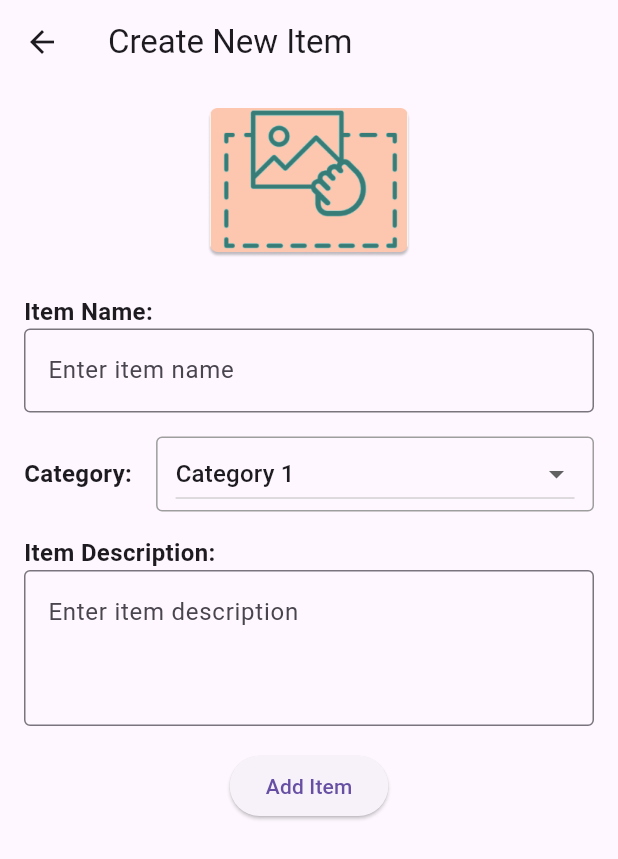
After one commit to Temur112/giwe_away, a Flutter app: the CreateNewItem screen opened directly, on a phone screen of 412 x 824 dp. The commit adds this screen. Shown: the top 859 px of the screen. Run offline on Flutter 3.47's test engine with Material 3 defaults, Android fonts, the light colour scheme and no system bars; our stand-ins replace fluttertoast.

Commit message:
flow from explore button

```diff
--- a/lib/Screens/all_items.dart
+++ b/lib/Screens/all_items.dart
@@ -1,5 +1,7 @@
 import 'package:flutter/material.dart';
-import 'package:giwe_away/Screens/items_card.dart';
+import 'package:giwe_away/Widgets/items_card.dart';
+import 'package:giwe_away/Widgets/main_widgets.dart';
+import 'create_new_item.dart';
 
 class AllItems extends StatefulWidget {
   const AllItems({super.key});
@@ -10,51 +12,21 @@ class AllItems extends StatefulWidget {
 
 class _AllItemsState extends State<AllItems> {
   List<Item> items = [
-    Item(itemName: "Chess", description: "very good"),
-    Item(itemName: "Chess", description: "very good"),
-    Item(itemName: "Chess", description: "very good"),
-    Item(itemName: "Chess", description: "very good"),
-    Item(itemName: "Chess", description: "very good"),
-    Item(itemName: "Chess", description: "very good"),
-    Item(itemName: "Chess", description: "very good"),
-    Item(itemName: "Chess", description: "very good"),
-    Item(itemName: "Chess", description: "very good"),
-    Item(itemName: "Chess", description: "very good"),
-    Item(itemName: "Chess", description: "very good"),
-    Item(itemName: "Chess", description: "very good"),
-    Item(itemName: "Chess", description: "very good"),
-    Item(itemName: "Chess", description: "very good"),
-    Item(itemName: "Chess", description: "very good"),
-    Item(itemName: "Chess", description: "very good"),
-    Item(itemName: "Chess", description: "very good"),
-
+    // Item(
+    //   itemImage: "assets/images/bottle.png",
+    //   category: "book",
+    //   itemName: "Chess",
+    //   description: "very good",
+    //   postedDateString: "2023-05-12",
+    // ),
+    // Item(
+    //   itemImage: "assets/images/headphone.png",
+    //   category: "book",
+    //   itemName: "Chess",
+    //   description: "very good",
+    //   postedDateString:"2023-03-19",
+    // ),
   ];
-
-  Widget itemTemplate(item){
-    return Card(
-      margin: const EdgeInsets.fromLTRB(16.0, 16.0, 16.0, 0.0),
-      child: Column(
-        crossAxisAlignment: CrossAxisAlignment.stretch ,
-        children: <Widget>[
-          Text(
-            item.itemName,
-            style: const TextStyle(
-              fontSize: 18.0,
-              color: Colors.amber
-            ),
-          ),
-          const SizedBox(height: 6.0,),
-          Text(
-            item.description,
-            style: TextStyle(
-              fontSize: 14.0,
-              color: Colors.amber[200]
-            ),
-          )
-        ],
-      ),
-    );
-  }
 
   @override
   Widget build(BuildContext context) {
@@ -63,9 +35,50 @@ class _AllItemsState extends State<AllItems> {
         appBar: AppBar(
           title: const Center(child: Text("All Items")),
         ),
-        body: ListView(
-          children: items.map((item) => itemTemplate(item)).toList(),
-        ),
+        body: items.isEmpty
+            ? Center(
+                child: Column(
+                  mainAxisAlignment: MainAxisAlignment.center,
+                  children: [
+                    const Text("No item in the list yet"),
+                    ElevatedButton(
+                      onPressed: () {
+                        Navigator.push(
+                          context,
+                          MaterialPageRoute(
+                              builder: (context) => const CreateNewItem()),
+                        );
+                      },
+                      child: const Text("Add Item"),
+                    ),
+                  ],
+                ),
+              )
+            : Column(
+              children: [
+                GridView.builder(
+                    gridDelegate: const SliverGridDelegateWithFixedCrossAxisCount(
+                      crossAxisCount: 2,
+                      crossAxisSpacing: 0.0,
+                      mainAxisSpacing: 0.0,
+                    ),
+                    itemCount: items.length,
+                    itemBuilder: (context, index) {
+                      return ItemTemplate(item: items[index]);
+                    },
+                  ),
+                ElevatedButton(
+                  onPressed: () {
+                    Navigator.push(
+                      context,
+                      MaterialPageRoute(
+                          builder: (context) => const CreateNewItem()),
+                    );
+                  },
+                  child: const Text("Add Item"),
+                ),
+              ],
+            ),
       ),
     );
   }
--- /dev/null
+++ b/lib/Screens/create_new_item.dart
@@ -0,0 +1,145 @@
+// ignore_for_file: library_private_types_in_public_api
+
+import 'package:flutter/material.dart';
+import 'package:giwe_away/Widgets/items_card.dart';
+import 'package:giwe_away/Widgets/main_widgets.dart';
+import 'package:giwe_away/services/requests.dart';
+
+class CreateNewItem extends StatefulWidget {
+  const CreateNewItem({Key? key}) : super(key: key);
+
+  @override
+  _CreateNewItemState createState() => _CreateNewItemState();
+}
+
+class _CreateNewItemState extends State<CreateNewItem> {
+  TextEditingController itemNameController = TextEditingController();
+  TextEditingController itemDescriptionController = TextEditingController();
+  String selectedCategory = 'Category 1'; // Initialize with a default category
+
+  @override
+  Widget build(BuildContext context) {
+    return Scaffold(
+      appBar: AppBar(
+        title: const Text('Create New Item'),
+      ),
+      body: SingleChildScrollView(
+        // Wrap your widget with SingleChildScrollView
+        child: Padding(
+          padding: const EdgeInsets.all(16.0),
+          child: Column(
+            crossAxisAlignment: CrossAxisAlignment.start,
+            children: [
+              Center(
+                child: GestureDetector(
+                  onTap: chooseFromGallery,
+                  child: Image.asset(
+                    "assets/images/drag_drop.png",
+                    height: 100,
+                    width: 150,
+                  ),
+                ),
+              ),
+              const SizedBox(
+                height: 24.0,
+              ),
+              const Text(
+                'Item Name:',
+                style: TextStyle(fontSize: 16, fontWeight: FontWeight.bold),
+              ),
+              TextField(
+                controller: itemNameController,
+                decoration: const InputDecoration(
+                  hintText: 'Enter item name',
+                  border: OutlineInputBorder(),
+                ),
+              ),
+              const SizedBox(height: 16),
+              Row(
+                crossAxisAlignment: CrossAxisAlignment.center,
+                children: [
+                  const Text(
+                    'Category:',
+                    style: TextStyle(fontSize: 16, fontWeight: FontWeight.bold),
+                  ),
+                  const SizedBox(width: 16),
+                  Expanded(
+                    child: Container(
+                      padding: const EdgeInsets.symmetric(horizontal: 12),
+                      decoration: BoxDecoration(
+                        border: Border.all(color: Colors.grey),
+                        borderRadius: BorderRadius.circular(4),
+                      ),
+                      child: DropdownButton<String>(
+                        isExpanded: true,
+                        value: selectedCategory,
+                        onChanged: (String? newValue) {
+                          if (newValue != null) {
+                            setState(() {
+                              selectedCategory = newValue;
+                            });
+                          }
+                        },
+                        items: [
+                          'Category 1',
+                          'Category 2',
+                          'Category 3',
+                          'Category 4'
+                        ].map<DropdownMenuItem<String>>(
+                              (String value) => DropdownMenuItem<String>(
+                                value: value,
+                                child: Text(value),
+                              ),
+                            ).toList(),
+                      ),
+                    ),
+                  ),
+                ],
+              ),
+              const SizedBox(height: 16),
+              const Text(
+                'Item Description:',
+                style: TextStyle(fontSize: 16, fontWeight: FontWeight.bold),
+              ),
+              TextField(
+                controller: itemDescriptionController,
+                decoration: const InputDecoration(
+                  hintText: 'Enter item description',
+                  border: OutlineInputBorder(),
+                ),
+                maxLines: 3,
+              ),
+              const SizedBox(height: 16),
+              Center(
+                child: ElevatedButton(
+                  onPressed: () async {
+                    Item newItem = Item(
+                        itemImage: "assets/images/bottle.png",
+                        category: selectedCategory,
+                        itemName: itemNameController.text,
+                        description: itemDescriptionController.text,
+                        postedDateString: DateTime.now().toString());
+
+                    sendItemToApi(newItem);
+
+                    ScaffoldMessenger.of(context).showSnackBar(
+                      const SnackBar(
+                        content: Text('Item added successfully!'),
+                      ),
+                    );
+                    Navigator.pop(context);
+                  },
+                  child: const Text('Add Item'),
+                ),
+              ),
+            ],
+          ),
+        ),
+      ),
+    );
+  }
+
+  void chooseFromGallery() {
+    ShowToastMessage().showToast("Image is uploaded");
+  }
+}
--- a/lib/Screens/items_card.dart
+++ /dev/null
@@ -1,6 +0,0 @@
-class Item {
-  String itemName;
-  String description;
-
-  Item({required this.itemName, required this.description});
-}
--- /dev/null
+++ b/lib/Screens/product_details.dart
@@ -0,0 +1,82 @@
+import 'package:flutter/material.dart';
+import 'package:giwe_away/Widgets/items_card.dart';
+import 'package:giwe_away/Widgets/main_widgets.dart';
+
+class ProductDetails extends StatefulWidget {
+  const ProductDetails({super.key});
+
+  @override
+  State<ProductDetails> createState() => _ProductDetailsState();
+}
+
+class _ProductDetailsState extends State<ProductDetails> {
+  @override
+  Widget build(BuildContext context) {
+    return MaterialApp(
+      home: Scaffold(
+        appBar: AppBar(title: const Text("Item")),
+        body: Padding(
+          padding: const EdgeInsets.all(4.0),
+          child: Center(
+            child: Column(
+              children: [
+                Image.asset("assets/images/bottle.png"),
+                const Text("Bottle"),
+                const Text(maxLines: 3, "adf"),
+                const Text("Address"),
+                const Text("Mirzo Ulug'bek, Toshkent"),
+                ElevatedButton(
+                    onPressed: requestItem, child: const Text("Request")),
+                const Text("Relevant Products"),
+                buildRelevantProductsGrid(),
+              ],
+            ),
+          ),
+        ),
+      ),
+    );
+  }
+
+  Widget buildRelevantProductsGrid() {
+    List<Item> relevantProducts = [
+      Item(
+        itemImage: "assets/images/bottle.png",
+        category: "book",
+        itemName: "Chess",
+        description: "very good",
+        postedDateString: '"2023-01-19"',      ),
+      Item(
+        itemImage: "assets/images/headphone.png",
+        category: "electronics",
+        itemName: "Headphones",
+        description: "excellent quality",
+        postedDateString: '"2023-01-19"',      ),
+      Item(
+        itemImage: "assets/images/watch.png",
+        category: "fashion",
+        itemName: "Wristwatch",
+        description: "stylish design",
+        postedDateString: '"2023-01-19"',      ),
+    ];
+
+    return SizedBox(
+      height: 150,
+      child: GridView.builder(
+        scrollDirection: Axis.horizontal,
+        gridDelegate: const SliverGridDelegateWithMaxCrossAxisExtent(
+          maxCrossAxisExtent: 200, // Adjust the maximum extent as needed
+          crossAxisSpacing: 8.0,
+          mainAxisSpacing: 8.0,
+        ),
+        itemCount: relevantProducts.length,
+        itemBuilder: (context, index) {
+          final currentProduct = relevantProducts[index];
+          print("Debug: Displaying item at index $index - ${currentProduct.itemName}");
+          return ItemTemplate(item: currentProduct);
+        },
+      ),
+    );
+  }
+
+  void requestItem() {}
+}
--- /dev/null
+++ b/lib/Widgets/items_card.dart
@@ -0,0 +1,19 @@
+class Item {
+  // int userId;
+  // int id;
+  String itemImage;
+  String category;
+  String itemName;
+  String description;
+  DateTime postedDate;
+
+  Item({
+    // required this.userId,
+    // required this.id,
+    required this.itemImage,
+    required this.category,
+    required this.itemName,
+    required this.description,
+    required String postedDateString,
+  }) : postedDate = DateTime.parse(postedDateString);
+}
--- a/lib/main.dart
+++ b/lib/main.dart
@@ -1,5 +1,6 @@
 import 'package:flutter/material.dart';
 import 'package:giwe_away/Screens/all_items.dart';
+import 'package:giwe_away/Screens/product_details.dart';
 import 'Screens/starting_scene.dart';
 import 'Screens/register_screen.dart';
 import 'Screens/profile_screen.dart';
--- /dev/null
+++ b/lib/services/requests.dart
@@ -0,0 +1,62 @@
+import 'dart:convert';
+import 'package:flutter/foundation.dart';
+import 'package:giwe_away/Widgets/main_widgets.dart';
+import 'package:giwe_away/constants/api_constants.dart';
+import 'package:http/http.dart';
+
+import '../Widgets/items_card.dart';
+
+Future<void> getItemsFromApi() async {
+  try {
+    Response response = await get(Uri.parse(api_login));
+    List<dynamic> rawDataList = jsonDecode(response.body);
+    List<Item> itemList = rawDataList.map((data) {
+      return Item(
+        // userId: data['userId'],
+        // id: data['id'],
+        itemImage: data['itemImage'],
+        category: data['category'],
+        itemName: data['itemName'],
+        description: data['description'],
+        postedDateString: data['postedDate'],
+      );
+    }).toList();
+  } catch (e) {
+    if (kDebugMode) {
+      print("The problem is $e");
+    }
+  }
+}
+
+
+Future<void> sendItemToApi(Item newItem) async {
+  try {
+    Map<String, dynamic> itemData = {
+      // 'userId': newItem.userId,
+      // 'id': newItem.id,
+      'itemImage': newItem.itemImage,
+      'category': newItem.category,
+      'itemName': newItem.itemName,
+      'description': newItem.description,
+      'postedDate': newItem.postedDate.toIso8601String(), // Convert DateTime to a string
+    };
+    String itemJson = jsonEncode(itemData);
+
+    // Make the POST request
+    Response response = await post(
+      Uri.parse(api_login),
+      headers: {'Content-Type': 'application/json'},
+      body: itemJson,
+    );
+
+    if (response.statusCode == 200) {
+      ShowToastMessage().showToast("Item Added successfully");
+    } else {
+      print("Failed to add item. Status code: ${response.statusCode}");
+    }
+  } catch (e) {
+    if (kDebugMode) {
+      print("The problem is $e");
+    }
+  }
+}
--- a/pubspec.yaml
+++ b/pubspec.yaml
@@ -33,6 +33,8 @@ dependencies:
 
   flutter_svg: ^0.22.0
   http: ^1.1.0
+  intl: ^0.17.0
+  fluttertoast: ^8.2.4
 
 
   # The following adds the Cupertino Icons font to your application.
```
Also changed, not shown: lib/Widgets/main_widgets.dart (+74 -0 lines), assets/images/bottle.png (added), assets/images/drag_drop.png (added), assets/images/headphone.png (added), lib/styles.dart (added), pubspec.lock, 1 other file.
